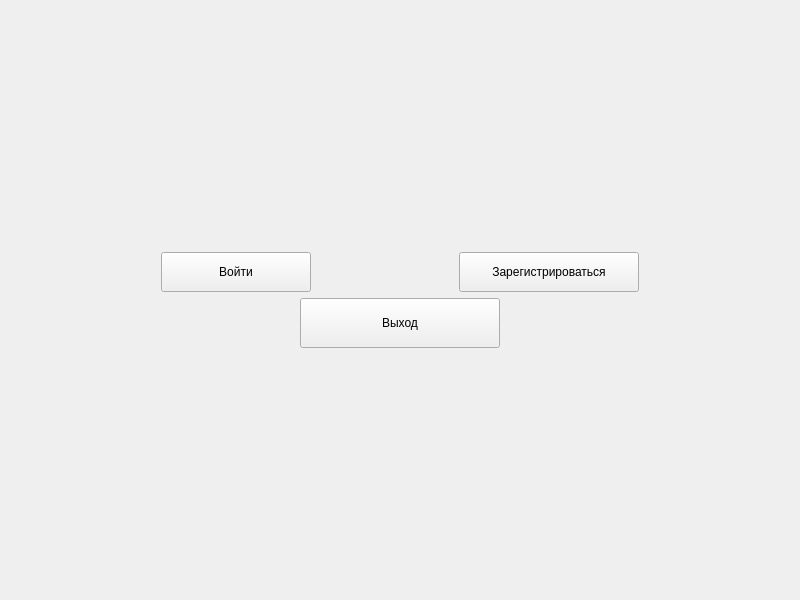
Old version of the form cpp-analyzer/src/ui/windows/mainwindow.ui in the repository FedarKryvitski/Spectrum-analyzer.
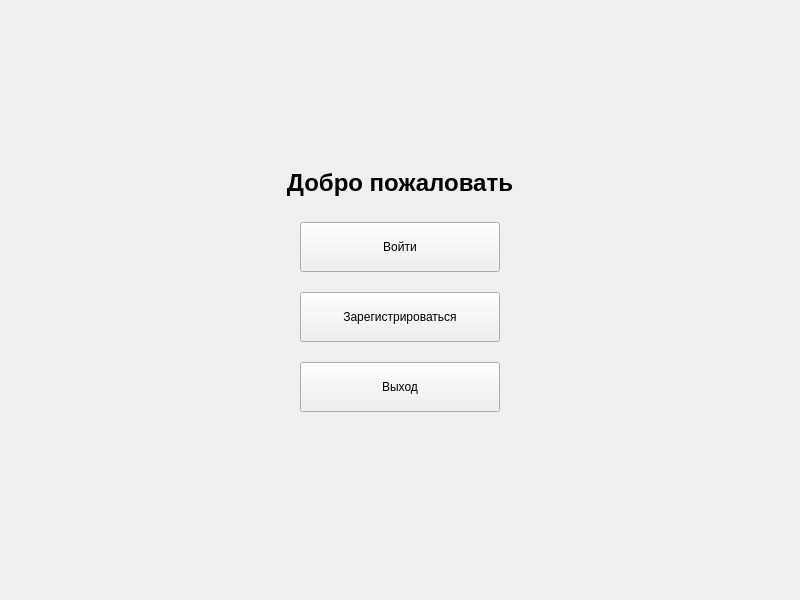
New version of the form.

Diff of the .ui file:
```diff
--- a/cpp-analyzer/src/ui/windows/mainwindow.ui
+++ b/cpp-analyzer/src/ui/windows/mainwindow.ui
@@ -10,12 +10,51 @@
     <height>600</height>
    </rect>
   </property>
+  <property name="minimumSize">
+   <size>
+    <width>600</width>
+    <height>500</height>
+   </size>
+  </property>
+  <property name="windowTitle">
+   <string>Spectrum Analyzer</string>
+  </property>
   <widget class="QWidget" name="centralwidget">
-   <layout class="QVBoxLayout" name="mainLayout">
+   <layout class="QVBoxLayout" name="centralLayout">
+    <property name="spacing">
+     <number>20</number>
+    </property>
+    <property name="leftMargin">
+     <number>30</number>
+    </property>
+    <property name="topMargin">
+     <number>30</number>
+    </property>
+    <property name="rightMargin">
+     <number>30</number>
+    </property>
+    <property name="bottomMargin">
+     <number>30</number>
+    </property>
     <item>
      <widget class="QStackedWidget" name="stackedWidget">
       <widget class="QWidget" name="welcomePage">
        <layout class="QVBoxLayout" name="welcomeLayout">
+        <property name="spacing">
+         <number>20</number>
+        </property>
+        <property name="leftMargin">
+         <number>0</number>
+        </property>
+        <property name="topMargin">
+         <number>0</number>
+        </property>
+        <property name="rightMargin">
+         <number>0</number>
+        </property>
+        <property name="bottomMargin">
+         <number>0</number>
+        </property>
         <item>
          <spacer name="verticalSpacer_1">
           <property name="orientation">
@@ -23,33 +62,69 @@
           </property>
           <property name="sizeHint" stdset="0">
            <size>
-            <width>0</width>
-            <height>0</height>
+            <width>20</width>
+            <height>80</height>
            </size>
           </property>
          </spacer>
         </item>
         <item>
-         <layout class="QHBoxLayout" name="authButtonsLayout">
-          <item>
-           <spacer name="horizontalSpacer_left_auth">
-            <property name="orientation">
-             <enum>Qt::Orientation::Horizontal</enum>
-            </property>
-            <property name="sizeHint" stdset="0">
+         <widget class="QFrame" name="cardFrame">
+          <property name="minimumSize">
              <size>
               <width>0</width>
-              <height>0</height>
-             </size>
-            </property>
-           </spacer>
+            <height>250</height>
+           </size>
+          </property>
+          <layout class="QVBoxLayout" name="cardLayout">
+           <property name="spacing">
+            <number>25</number>
+           </property>
+           <property name="leftMargin">
+            <number>30</number>
+           </property>
+           <property name="topMargin">
+            <number>30</number>
+           </property>
+           <property name="rightMargin">
+            <number>30</number>
+           </property>
+           <property name="bottomMargin">
+            <number>30</number>
+           </property>
+           <item>
+            <widget class="QLabel" name="welcomeTitle">
+             <property name="font">
+              <font>
+               <pointsize>18</pointsize>
+               <bold>true</bold>
+              </font>
+             </property>
+             <property name="text">
+              <string>Добро пожаловать</string>
+             </property>
+             <property name="alignment">
+              <set>Qt::AlignmentFlag::AlignHCenter</set>
+             </property>
+            </widget>
           </item>
           <item>
+            <layout class="QVBoxLayout" name="verticalLayout">
+             <property name="spacing">
+              <number>20</number>
+             </property>
+             <item alignment="Qt::AlignmentFlag::AlignHCenter">
            <widget class="QPushButton" name="loginButton">
             <property name="minimumSize">
              <size>
-              <width>150</width>
-              <height>40</height>
+                 <width>200</width>
+                 <height>50</height>
+                </size>
+               </property>
+               <property name="maximumSize">
+                <size>
+                 <width>200</width>
+                 <height>50</height>
              </size>
             </property>
             <property name="text">
@@ -57,25 +132,18 @@
             </property>
            </widget>
           </item>
-          <item>
-           <spacer name="horizontalSpacer_between_auth">
-            <property name="orientation">
-             <enum>Qt::Orientation::Horizontal</enum>
-            </property>
-            <property name="sizeHint" stdset="0">
-             <size>
-              <width>20</width>
-              <height>0</height>
-             </size>
-            </property>
-           </spacer>
-          </item>
-          <item>
+             <item alignment="Qt::AlignmentFlag::AlignHCenter">
            <widget class="QPushButton" name="registerButton">
             <property name="minimumSize">
              <size>
-              <width>180</width>
-              <height>40</height>
+                 <width>200</width>
+                 <height>50</height>
+                </size>
+               </property>
+               <property name="maximumSize">
+                <size>
+                 <width>200</width>
+                 <height>50</height>
              </size>
             </property>
             <property name="text">
@@ -83,37 +151,7 @@
             </property>
            </widget>
           </item>
-          <item>
-           <spacer name="horizontalSpacer_right_auth">
-            <property name="orientation">
-             <enum>Qt::Orientation::Horizontal</enum>
-            </property>
-            <property name="sizeHint" stdset="0">
-             <size>
-              <width>0</width>
-              <height>0</height>
-             </size>
-            </property>
-           </spacer>
-          </item>
-         </layout>
-        </item>
-        <item>
-         <layout class="QHBoxLayout" name="exitButtonLayout">
-          <item>
-           <spacer name="horizontalSpacer_left_exit">
-            <property name="orientation">
-             <enum>Qt::Orientation::Horizontal</enum>
-            </property>
-            <property name="sizeHint" stdset="0">
-             <size>
-              <width>0</width>
-              <height>0</height>
-             </size>
-            </property>
-           </spacer>
-          </item>
-          <item>
+             <item alignment="Qt::AlignmentFlag::AlignHCenter">
            <widget class="QPushButton" name="exitButton">
             <property name="minimumSize">
              <size>
@@ -127,25 +165,31 @@
               <height>50</height>
              </size>
             </property>
+               <property name="layoutDirection">
+                <enum>Qt::LayoutDirection::LeftToRight</enum>
+               </property>
             <property name="text">
              <string>Выход</string>
             </property>
            </widget>
           </item>
+            </layout>
+           </item>
           <item>
-           <spacer name="horizontalSpacer_right_exit">
+            <spacer name="middleSpacer">
             <property name="orientation">
-             <enum>Qt::Orientation::Horizontal</enum>
+              <enum>Qt::Orientation::Vertical</enum>
             </property>
             <property name="sizeHint" stdset="0">
              <size>
-              <width>0</width>
-              <height>0</height>
+               <width>20</width>
+               <height>20</height>
              </size>
             </property>
            </spacer>
           </item>
          </layout>
+         </widget>
         </item>
         <item>
          <spacer name="verticalSpacer_2">
@@ -154,8 +198,8 @@
           </property>
           <property name="sizeHint" stdset="0">
            <size>
-            <width>0</width>
-            <height>0</height>
+            <width>20</width>
+            <height>80</height>
            </size>
           </property>
          </spacer>
```
Left out of the diff: 7 changed lines with no effect on the pictures. Lines whose indentation alone changed are shown as unchanged.
